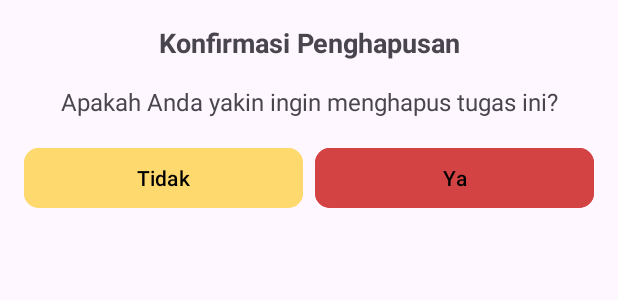
After one commit to Bersama-Team/MariNugas, an Android app: the layout dialog_delete_confirmation.xml on its own in the app's theme, with its tools: preview values and no code run, on a phone screen of 412 x 824 dp. The commit adds this screen. Shown: the top 300 px of the screen. Run offline under Robolectric (Android 15) with nearby library versions, the phone set to English and light mode, and no system bars.

Commit message:
Ninna - Modal Konfirmasi Hapus

```diff
--- a/app/src/main/java/com/example/marinugas/Api2Retrofit.kt
+++ b/app/src/main/java/com/example/marinugas/Api2Retrofit.kt
@@ -17,7 +17,7 @@ class Api2Retrofit {
                 .build()
 
             val retrofit = Retrofit.Builder()
-                .baseUrl("http://192.168.100.170/MariNugas/crud/")
+                .baseUrl("http://192.168.1.6/MariNugas/crud/")
                 .client( client )
                 .addConverterFactory(GsonConverterFactory.create())
                 .build()
--- a/app/src/main/java/com/example/marinugas/Tugas2Adapter.kt
+++ b/app/src/main/java/com/example/marinugas/Tugas2Adapter.kt
@@ -7,6 +7,7 @@ import android.widget.CheckBox
 import android.widget.ImageView
 import android.widget.TextView
 import androidx.recyclerview.widget.RecyclerView
+import android.app.AlertDialog
 
 class Tugas2Adapter(
     val tugas: ArrayList<Tugas2Model.Data>,
@@ -56,4 +57,5 @@ class Tugas2Adapter(
         fun onDelete(judul: Tugas2Model.Data)
     }
 
+
 }
--- /dev/null
+++ b/app/src/main/res/layout/dialog_delete_confirmation.xml
@@ -0,0 +1,67 @@
+<?xml version="1.0" encoding="utf-8"?>
+<androidx.constraintlayout.widget.ConstraintLayout xmlns:android="http://schemas.android.com/apk/res/android"
+    xmlns:tools="http://schemas.android.com/tools"
+    xmlns:app="http://schemas.android.com/apk/res-auto"
+    android:layout_width="match_parent"
+    android:layout_height="match_parent">
+
+    <LinearLayout
+        xmlns:android="http://schemas.android.com/apk/res/android"
+        android:layout_width="match_parent"
+        android:layout_height="wrap_content"
+        android:orientation="vertical"
+        android:padding="16dp"
+        tools:ignore="MissingConstraints">
+
+        <TextView
+            android:id="@+id/dialogTitle"
+            android:layout_width="match_parent"
+            android:layout_height="wrap_content"
+            android:text="Konfirmasi Penghapusan"
+            android:textSize="18sp"
+            android:textStyle="bold"
+            android:gravity="center"/>
+
+        <TextView
+            android:id="@+id/dialogMessage"
+            android:layout_width="match_parent"
+            android:layout_height="wrap_content"
+            android:text="Apakah Anda yakin ingin menghapus tugas ini?"
+            android:layout_marginTop="16dp"
+            android:textSize="16sp"
+            android:gravity="center"/>
+
+        <LinearLayout
+            android:layout_width="match_parent"
+            android:layout_height="wrap_content"
+            android:orientation="horizontal"
+            android:layout_marginTop="16dp">
+
+            <Button
+                android:id="@+id/btnCancel"
+                android:layout_width="0dp"
+                android:layout_height="wrap_content"
+                android:layout_weight="1"
+                android:layout_marginEnd="8dp"
+                android:backgroundTint="#FED96D"
+                android:text="Tidak"
+                android:textColor="#000"
+                app:cornerRadius="10dp" />
+
+            <Button
+                android:id="@+id/btnDelete"
+                android:layout_width="0dp"
+                android:layout_height="wrap_content"
+                android:layout_weight="1"
+                android:text="Ya"
+                android:backgroundTint="#D44343"
+                android:textColor="#000"
+                app:cornerRadius="10dp" />
+
+        </LinearLayout>
+
+
+
+    </LinearLayout>
+
+</androidx.constraintlayout.widget.ConstraintLayout>
```
Also changed, not shown: app/src/main/java/com/example/marinugas/MainActivity.kt (+36 -19 lines), 2 other files.
